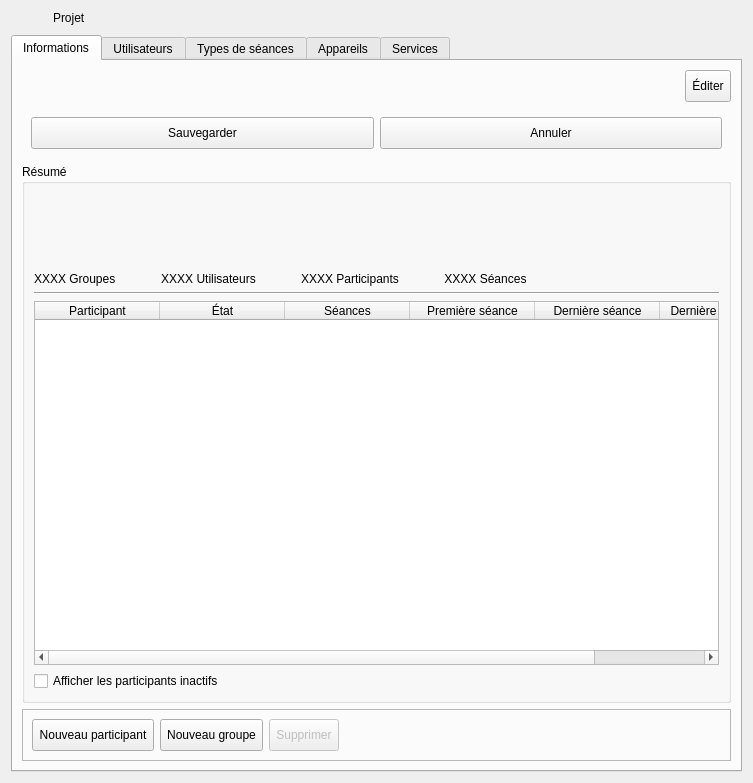
Qt form client/src/editors/ProjectWidget.ui (introlab/openteraplus) before a commit.
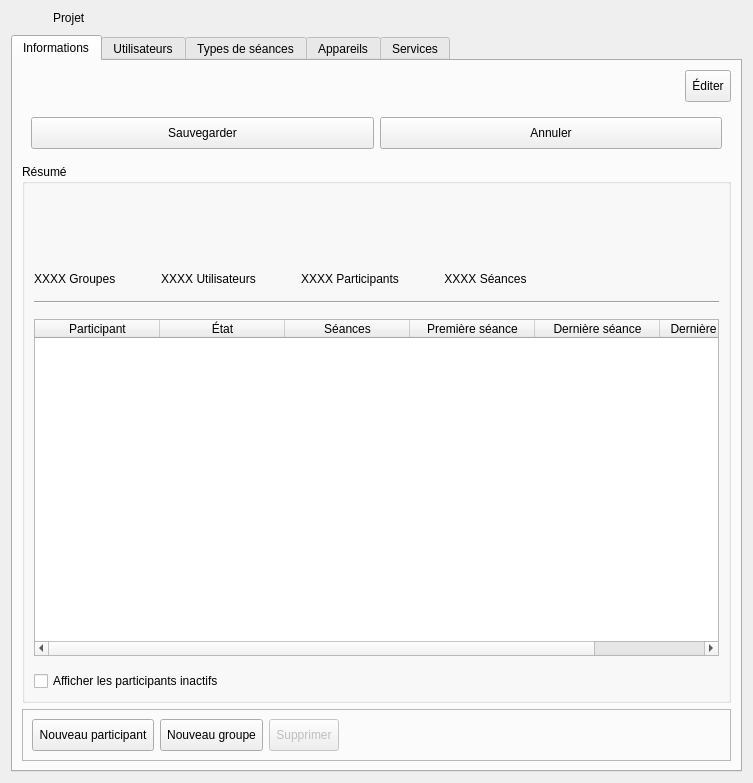
The same form after that commit. Icons and pictures are not drawn. Custom widgets are drawn as their Qt base class.

What changed in the file:
```diff
--- a/client/src/editors/ProjectWidget.ui
+++ b/client/src/editors/ProjectWidget.ui
@@ -307,6 +307,9 @@
           <string>Résumé</string>
          </property>
          <layout class="QVBoxLayout" name="verticalLayout_6">
+          <property name="spacing">
+           <number>15</number>
+          </property>
           <item>
            <layout class="QGridLayout" name="gridLayout">
             <property name="horizontalSpacing">
```
